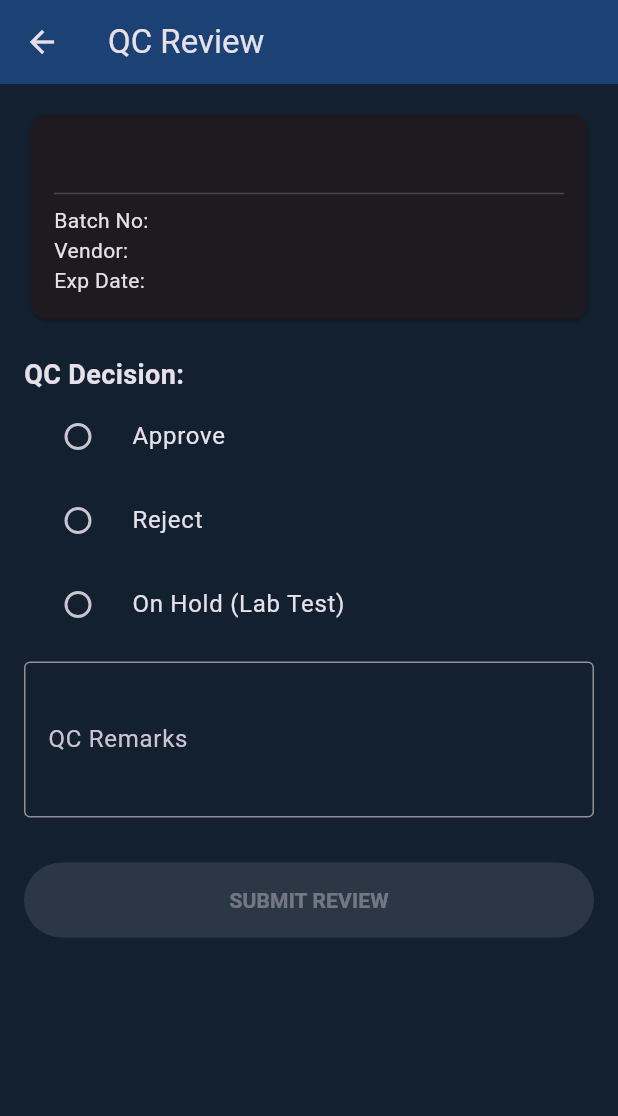
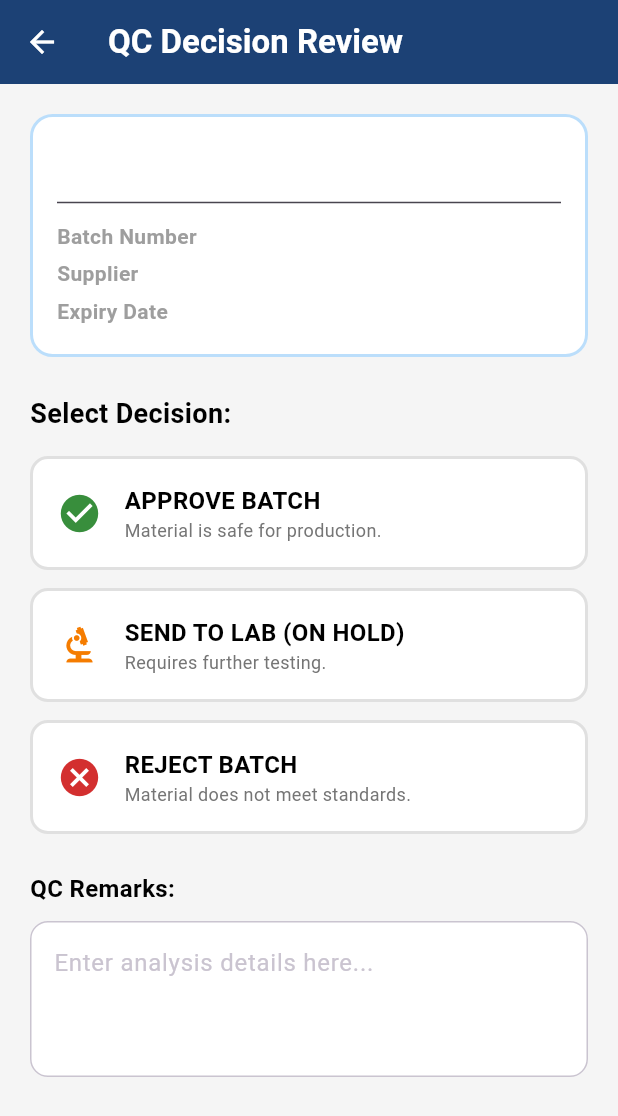
Before and after one commit to shrishailpatil-hub/chitale-raw-material-management, a Flutter app: the QCReviewScreen screen opened directly with empty values, on a phone screen of 412 x 824 dp. Shown: the top 1116 px of the screen. Run offline on Flutter 3.47's test engine with Material 3 defaults, Android fonts, the light colour scheme and no system bars; our stand-ins replace fl_chart, sqflite; missing offline and left inert: mobile_scanner; accounts and stored records are empty.

Commit message:
updated UI for QC review

```diff
--- a/lib/screens/pending_qc_screen.dart
+++ b/lib/screens/pending_qc_screen.dart
@@ -1,10 +1,13 @@
 import 'package:flutter/material.dart';
 import '../models/batch.dart';
+import '../models/user.dart'; // ✅ Added Import
 import '../services/qc_service.dart';
 import 'qc_review_screen.dart';
 
 class PendingQCScreen extends StatelessWidget {
-  const PendingQCScreen({super.key});
+  final User currentUser; // ✅ Added to track who is reviewing
+
+  const PendingQCScreen({super.key, required this.currentUser});
 
   @override
   Widget build(BuildContext context) {
@@ -14,8 +17,9 @@ class PendingQCScreen extends StatelessWidget {
         backgroundColor: const Color(0xFF1C4175),
         title: const Text(
           'Pending QC',
-          style: TextStyle(fontWeight: FontWeight.w800),
+          style: TextStyle(fontWeight: FontWeight.w800, color: Colors.white),
         ),
+        iconTheme: const IconThemeData(color: Colors.white),
       ),
       body: Column(
         children: [
@@ -23,8 +27,10 @@ class PendingQCScreen extends StatelessWidget {
           Padding(
             padding: const EdgeInsets.all(16),
             child: TextField(
+              style: const TextStyle(color: Colors.black),
               decoration: InputDecoration(
                 hintText: 'Search material or batch #',
+                hintStyle: const TextStyle(color: Colors.grey),
                 prefixIcon: const Icon(Icons.search),
                 filled: true,
                 fillColor: Colors.white,
@@ -39,10 +45,8 @@ class PendingQCScreen extends StatelessWidget {
           // ---------------- REACTIVE LIST ----------------
           Expanded(
             child: ValueListenableBuilder<List<Batch>>(
-              // ✅ THIS IS THE KEY: Listen to the Service directly
               valueListenable: QCService().pendingBatchesNotifier,
               builder: (context, batches, child) {
-
                 if (batches.isEmpty) {
                   return const Center(
                     child: Text(
@@ -61,7 +65,10 @@ class PendingQCScreen extends StatelessWidget {
                   itemCount: batches.length,
                   itemBuilder: (context, index) {
                     final batch = batches[index];
-                    return _PendingQCCard(batch: batch);
+                    return _PendingQCCard(
+                      batch: batch,
+                      currentUser: currentUser, // ✅ Pass it here
+                    );
                   },
                 );
               },
@@ -76,8 +83,9 @@ class PendingQCScreen extends StatelessWidget {
 // ---------------- QC CARD ----------------
 class _PendingQCCard extends StatelessWidget {
   final Batch batch;
+  final User currentUser; // ✅ Added field
 
-  const _PendingQCCard({required this.batch});
+  const _PendingQCCard({required this.batch, required this.currentUser});
 
   @override
   Widget build(BuildContext context) {
@@ -87,7 +95,10 @@ class _PendingQCCard extends StatelessWidget {
         Navigator.push(
           context,
           MaterialPageRoute(
-            builder: (_) => QCReviewScreen(batch: batch),
+            builder: (_) => QCReviewScreen(
+              batch: batch,
+              currentUser: currentUser, // ✅ FIX: This resolves the red underline
+            ),
           ),
         );
       },
@@ -117,7 +128,7 @@ class _PendingQCCard extends StatelessWidget {
                     style: const TextStyle(
                       color: Colors.black,
                       fontSize: 20,
-                      fontWeight: FontWeight.w700,
+                      fontWeight: FontWeight.bold,
                     ),
                     overflow: TextOverflow.ellipsis,
                   ),
@@ -130,13 +141,16 @@ class _PendingQCCard extends StatelessWidget {
                   ),
                   child: const Text(
                     'Pending',
-                    style: TextStyle(fontWeight: FontWeight.w700, color: Colors.black),
+                    style: TextStyle(fontWeight: FontWeight.bold, color: Colors.black),
                   ),
                 ),
               ],
             ),
             const SizedBox(height: 8),
-            Text('Batch No: ${batch.batchNo}', style: const TextStyle(color: Colors.black)),
+            Text(
+                'Batch No: ${batch.batchNo}',
+                style: const TextStyle(color: Colors.black, fontWeight: FontWeight.w500)
+            ),
           ],
         ),
       ),
--- a/lib/screens/qc_history_screen.dart
+++ b/lib/screens/qc_history_screen.dart
@@ -131,7 +131,7 @@ class _HistoryCard extends StatelessWidget {
           // BATCH INFO
           Text(
             "Batch: ${record.batch.batchNo}",
-            style: const TextStyle(fontWeight: FontWeight.w500, fontSize: 15),
+            style: const TextStyle(fontWeight: FontWeight.w500, fontSize: 15,color: Colors.black),
           ),
 
           const SizedBox(height: 8),
@@ -145,7 +145,7 @@ class _HistoryCard extends StatelessWidget {
               child: Row(
                 crossAxisAlignment: CrossAxisAlignment.start,
                 children: [
-                  const Text("Remarks: ", style: TextStyle(fontWeight: FontWeight.bold)),
+                  const Text("Remarks: ", style: TextStyle(fontWeight: FontWeight.bold,color: Colors.blueAccent)),
                   Expanded(
                     child: Text(
                       record.remarks,
@@ -162,7 +162,7 @@ class _HistoryCard extends StatelessWidget {
             children: [
               Text(
                 "By: ${record.reviewedBy}",
-                style: TextStyle(fontSize: 12, color: Colors.grey.shade600),
+                style: TextStyle(fontSize: 12, color: Colors.grey,fontWeight: FontWeight.bold),
               ),
               Text(
                 _formatDate(record.timestamp),
--- a/lib/screens/qc_review_screen.dart
+++ b/lib/screens/qc_review_screen.dart
@@ -1,12 +1,12 @@
 import 'package:flutter/material.dart';
 import '../models/batch.dart';
 import '../models/qc_record.dart';
-import '../models/user.dart'; // ✅ Import User
+import '../models/user.dart';
 import '../services/qc_service.dart';
 
 class QCReviewScreen extends StatefulWidget {
   final Batch batch;
-  final User currentUser; // ✅ Accept User
+  final User currentUser;
 
   const QCReviewScreen({
     super.key,
@@ -20,83 +20,170 @@ class QCReviewScreen extends StatefulWidget {
 
 class _QCReviewScreenState extends State<QCReviewScreen> {
   final TextEditingController _remarksController = TextEditingController();
-  QCStatus? _selectedStatus; // Track selection
+  QCStatus? _selectedStatus;
 
   @override
   Widget build(BuildContext context) {
     return Scaffold(
+      backgroundColor: const Color(0xFFF5F5F5),
       appBar: AppBar(
-        title: const Text("QC Review"),
+        title: const Text("QC Decision Review", style: TextStyle(fontWeight: FontWeight.bold, color: Colors.white)),
         backgroundColor: const Color(0xFF1C4175),
+        iconTheme: const IconThemeData(color: Colors.white),
       ),
       body: SingleChildScrollView(
-        padding: const EdgeInsets.all(16),
+        padding: const EdgeInsets.all(20),
         child: Column(
           crossAxisAlignment: CrossAxisAlignment.start,
           children: [
-            // Batch Info
-            Card(
-              child: Padding(
-                padding: const EdgeInsets.all(16),
-                child: Column(
-                  crossAxisAlignment: CrossAxisAlignment.start,
-                  children: [
-                    Text(widget.batch.material, style: const TextStyle(fontSize: 20, fontWeight: FontWeight.bold)),
-                    const Divider(),
-                    Text("Batch No: ${widget.batch.batchNo}"),
-                    Text("Vendor: ${widget.batch.vendor}"),
-                    Text("Exp Date: ${widget.batch.expDate}"),
-                  ],
-                ),
+            // 📦 BATCH INFORMATION CARD
+            _infoSection(),
+
+            const SizedBox(height: 25),
+            const Text("Select Decision:", style: TextStyle(fontSize: 18, fontWeight: FontWeight.bold, color: Colors.black)),
+            const SizedBox(height: 15),
+
+            // 🟢 APPROVE OPTION
+            _statusSelectionCard(
+              status: QCStatus.approved,
+              label: "APPROVE BATCH",
+              description: "Material is safe for production.",
+              activeColor: Colors.green.shade700,
+              icon: Icons.check_circle,
+            ),
+
+            const SizedBox(height: 12),
+
+            // 🟡 ON HOLD OPTION
+            _statusSelectionCard(
+              status: QCStatus.onHold,
+              label: "SEND TO LAB (ON HOLD)",
+              description: "Requires further testing.",
+              activeColor: Colors.orange.shade700,
+              icon: Icons.biotech,
+            ),
+
+            const SizedBox(height: 12),
+
+            // 🔴 REJECT OPTION
+            _statusSelectionCard(
+              status: QCStatus.rejected,
+              label: "REJECT BATCH",
+              description: "Material does not meet standards.",
+              activeColor: Colors.red.shade700,
+              icon: Icons.cancel,
+            ),
+
+            const SizedBox(height: 25),
+
+            // 📝 REMARKS SECTION
+            const Text("QC Remarks:", style: TextStyle(fontSize: 16, fontWeight: FontWeight.bold, color: Colors.black)),
+            const SizedBox(height: 10),
+            TextField(
+              controller: _remarksController,
+              maxLines: 3,
+              style: const TextStyle(color: Colors.black),
+              decoration: InputDecoration(
+                hintText: "Enter analysis details here...",
+                fillColor: Colors.white,
+                filled: true,
+                border: OutlineInputBorder(borderRadius: BorderRadius.circular(12)),
               ),
             ),
-            const SizedBox(height: 20),
 
-            // Decision
-            const Text("QC Decision:", style: TextStyle(fontSize: 18, fontWeight: FontWeight.bold)),
-            RadioListTile<QCStatus>(
-              title: const Text("Approve"),
-              value: QCStatus.approved,
-              groupValue: _selectedStatus,
-              onChanged: (val) => setState(() => _selectedStatus = val),
-            ),
-            RadioListTile<QCStatus>(
-              title: const Text("Reject"),
-              value: QCStatus.rejected,
-              groupValue: _selectedStatus,
-              onChanged: (val) => setState(() => _selectedStatus = val),
-            ),
-            RadioListTile<QCStatus>(
-              title: const Text("On Hold (Lab Test)"),
-              value: QCStatus.onHold,
-              groupValue: _selectedStatus,
-              onChanged: (val) => setState(() => _selectedStatus = val),
-            ),
+            const SizedBox(height: 35),
 
-            const SizedBox(height: 10),
-
-            // Remarks
-            TextField(
-              controller: _remarksController,
-              decoration: const InputDecoration(
-                labelText: "QC Remarks",
-                border: OutlineInputBorder(),
-              ),
-              maxLines: 3,
-            ),
-
-            const SizedBox(height: 30),
-
-            // Submit
+            // 🚀 SUBMIT BUTTON
             SizedBox(
               width: double.infinity,
-              height: 50,
+              height: 55,
               child: ElevatedButton(
-                style: ElevatedButton.styleFrom(backgroundColor: const Color(0xFF1C4175)),
+                style: ElevatedButton.styleFrom(
+                  backgroundColor: _selectedStatus == null ? Colors.grey : const Color(0xFF1C4175),
+                  shape: RoundedRectangleBorder(borderRadius: BorderRadius.circular(12)),
+                ),
                 onPressed: _selectedStatus == null ? null : _submitDecision,
-                child: const Text("SUBMIT REVIEW", style: TextStyle(fontWeight: FontWeight.bold)),
+                child: const Text("SUBMIT FINAL REVIEW", style: TextStyle(fontSize: 18, fontWeight: FontWeight.bold, color: Colors.white)),
               ),
             ),
+          ],
+        ),
+      ),
+    );
+  }
+
+  // 🛠️ HELPER: BATCH INFO CARD
+  Widget _infoSection() {
+    return Container(
+      width: double.infinity,
+      padding: const EdgeInsets.all(16),
+      decoration: BoxDecoration(
+        color: Colors.white,
+        borderRadius: BorderRadius.circular(15),
+        border: Border.all(color: Colors.blue.shade100, width: 2),
+      ),
+      child: Column(
+        crossAxisAlignment: CrossAxisAlignment.start,
+        children: [
+          Text(widget.batch.material, style: const TextStyle(fontSize: 22, fontWeight: FontWeight.bold, color: Color(0xFF1C4175))),
+          const Divider(height: 20),
+          _batchDetailRow("Batch Number", widget.batch.batchNo),
+          _batchDetailRow("Supplier", widget.batch.vendor),
+          _batchDetailRow("Expiry Date", widget.batch.expDate),
+        ],
+      ),
+    );
+  }
+
+  Widget _batchDetailRow(String label, String value) {
+    return Padding(
+      padding: const EdgeInsets.symmetric(vertical: 2),
+      child: Row(
+        mainAxisAlignment: MainAxisAlignment.spaceBetween,
+        children: [
+          Text(label, style: const TextStyle(color: Colors.grey, fontWeight: FontWeight.w600)),
+          Text(value, style: const TextStyle(color: Colors.black, fontWeight: FontWeight.bold)),
+        ],
+      ),
+    );
+  }
+
+  // 🛠️ HELPER: COLORFUL SELECTION CARDS
+  Widget _statusSelectionCard({
+    required QCStatus status,
+    required String label,
+    required String description,
+    required Color activeColor,
+    required IconData icon,
+  }) {
+    bool isSelected = _selectedStatus == status;
+
+    return InkWell(
+      onTap: () => setState(() => _selectedStatus = status),
+      borderRadius: BorderRadius.circular(12),
+      child: AnimatedContainer(
+        duration: const Duration(milliseconds: 200),
+        padding: const EdgeInsets.all(16),
+        decoration: BoxDecoration(
+          color: isSelected ? activeColor : Colors.white,
+          borderRadius: BorderRadius.circular(12),
+          border: Border.all(color: isSelected ? activeColor : Colors.grey.shade300, width: 2),
+          boxShadow: isSelected ? [BoxShadow(color: activeColor.withOpacity(0.3), blurRadius: 8)] : [],
+        ),
+        child: Row(
+          children: [
+            Icon(icon, color: isSelected ? Colors.white : activeColor, size: 30),
+            const SizedBox(width: 15),
+            Expanded(
+              child: Column(
+                crossAxisAlignment: CrossAxisAlignment.start,
+                children: [
+                  Text(label, style: TextStyle(fontWeight: FontWeight.bold, fontSize: 16, color: isSelected ? Colors.white : Colors.black)),
+                  Text(description, style: TextStyle(fontSize: 12, color: isSelected ? Colors.white70 : Colors.grey.shade600)),
+                ],
+              ),
+            ),
+            if (isSelected) const Icon(Icons.check_circle_outline, color: Colors.white),
           ],
         ),
       ),
@@ -106,18 +193,33 @@ class _QCReviewScreenState extends State<QCReviewScreen> {
   void _submitDecision() async {
     if (_selectedStatus == null) return;
 
+    if ((_selectedStatus == QCStatus.rejected || _selectedStatus == QCStatus.onHold) &&
+        _remarksController.text.trim().isEmpty) {
+
+      ScaffoldMessenger.of(context).showSnackBar(
+        SnackBar(
+          content: Text("⚠️ A reason/remark is compulsory for ${_selectedStatus!.name.toUpperCase()}",style: TextStyle(color: Colors.white),),
+          backgroundColor: Colors.red.shade900,
+          behavior: SnackBarBehavior.floating,
+        ),
+      );
+      return; // Stop the submission
+    }
+
     await QCService().submitQC(
       batch: widget.batch,
       status: _selectedStatus!,
       remarks: _remarksController.text,
-      reviewedBy: widget.currentUser.name, // ✅ Pass correct user name
+      reviewedBy: widget.currentUser.name,
     );
 
     if (mounted) {
-      Navigator.pop(context); // Go back to Dashboard
-      Navigator.pop(context); // Go back from Scan Screen
+      Navigator.pop(context);
       ScaffoldMessenger.of(context).showSnackBar(
-        const SnackBar(content: Text("QC Review Submitted! ✅")),
+        SnackBar(
+          content: Text("Success: ${widget.batch.batchNo} has been ${_selectedStatus!.name}!"),
+          backgroundColor: Colors.white,
+        ),
       );
     }
   }
--- a/lib/screens/super_admin_dashboard.dart
+++ b/lib/screens/super_admin_dashboard.dart
@@ -27,7 +27,7 @@ class SuperAdminDashboard extends StatelessWidget {
           crossAxisAlignment: CrossAxisAlignment.start,
           children: [
             const Text(
-              "Welcome, Omkar Marda",
+              "Welcome",
               style: TextStyle(fontSize: 24, color: Colors.black, fontWeight: FontWeight.bold),
             ),
             const Text(
--- a/lib/screens/traceability_screen.dart
+++ b/lib/screens/traceability_screen.dart
@@ -95,7 +95,7 @@ class _ProductionRunCardState extends State<_ProductionRunCard> {
         shape: RoundedRectangleBorder(borderRadius: BorderRadius.circular(16)),
         title: Column(
           children: [
-            const Icon(Icons.verified_user, size: 40, color: Color(0xFF1C4175)),
+            const Icon(Icons.verified_user, size: 40, color: Colors.blue),
             const SizedBox(height: 10),
             Text("Batch: $batchNo", style: const TextStyle(fontSize: 18, fontWeight: FontWeight.bold)),
           ],
@@ -132,7 +132,7 @@ class _ProductionRunCardState extends State<_ProductionRunCard> {
         actions: [
           TextButton(
             onPressed: () => Navigator.pop(ctx),
-            child: const Text("Close", style: TextStyle(color: Color(0xFF1C4175), fontWeight: FontWeight.bold)),
+            child: const Text("Close", style: TextStyle(color: Colors.blue, fontWeight: FontWeight.bold)),
           ),
         ],
       ),
@@ -144,7 +144,7 @@ class _ProductionRunCardState extends State<_ProductionRunCard> {
       padding: const EdgeInsets.only(bottom: 8, top: 4),
       child: Align(
         alignment: Alignment.centerLeft,
-        child: Text(title, style: TextStyle(color: Colors.blueGrey.shade700, fontWeight: FontWeight.bold, fontSize: 12, letterSpacing: 1.0)),
+        child: Text(title, style: TextStyle(color: Colors.blue, fontWeight: FontWeight.bold, fontSize: 12, letterSpacing: 1.0)),
       ),
     );
   }
--- a/lib/screens/worker_dashboard.dart
+++ b/lib/screens/worker_dashboard.dart
@@ -48,10 +48,10 @@ class WorkerDashboard extends StatelessWidget {
                   shape: RoundedRectangleBorder(borderRadius: BorderRadius.circular(20)),
                   elevation: 5,
                 ),
-                icon: const Icon(Icons.factory, size: 60),
+                icon: const Icon(Icons.factory, size: 60,color: Colors.white,),
                 label: const Text(
                   "NEW PRODUCTION BATCH",
-                  style: TextStyle(fontSize: 22, fontWeight: FontWeight.bold),
+                  style: TextStyle(fontSize: 22, color: Colors.white,fontWeight: FontWeight.bold),
                 ),
                 onPressed: () {
                   Navigator.push(
```
Also changed, not shown: lib/screens/issue_material_screen.dart (+7 -5 lines), lib/screens/manager_override_screen.dart (+6 -4 lines), lib/screens/production_entry_screen.dart (+4 -4 lines), lib/screens/qc_dashboard.dart (+60 -50 lines), lib/screens/shelf_assign_screen.dart (+11 -11 lines), lib/services/qc_service.dart (+17 -8 lines).
